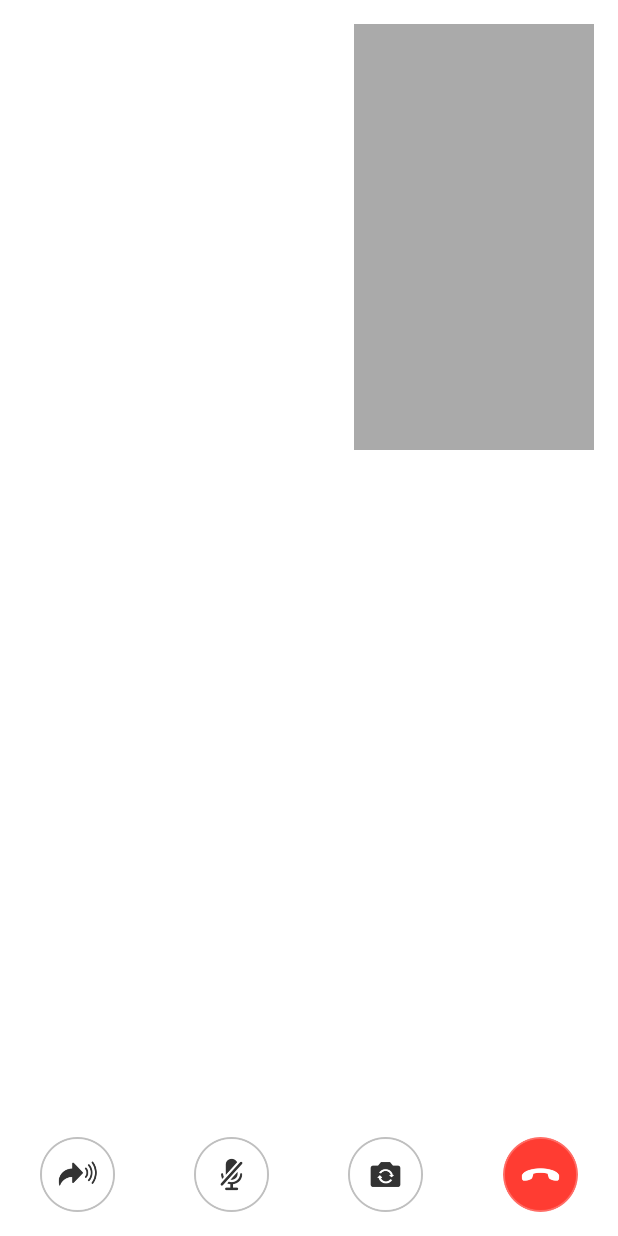
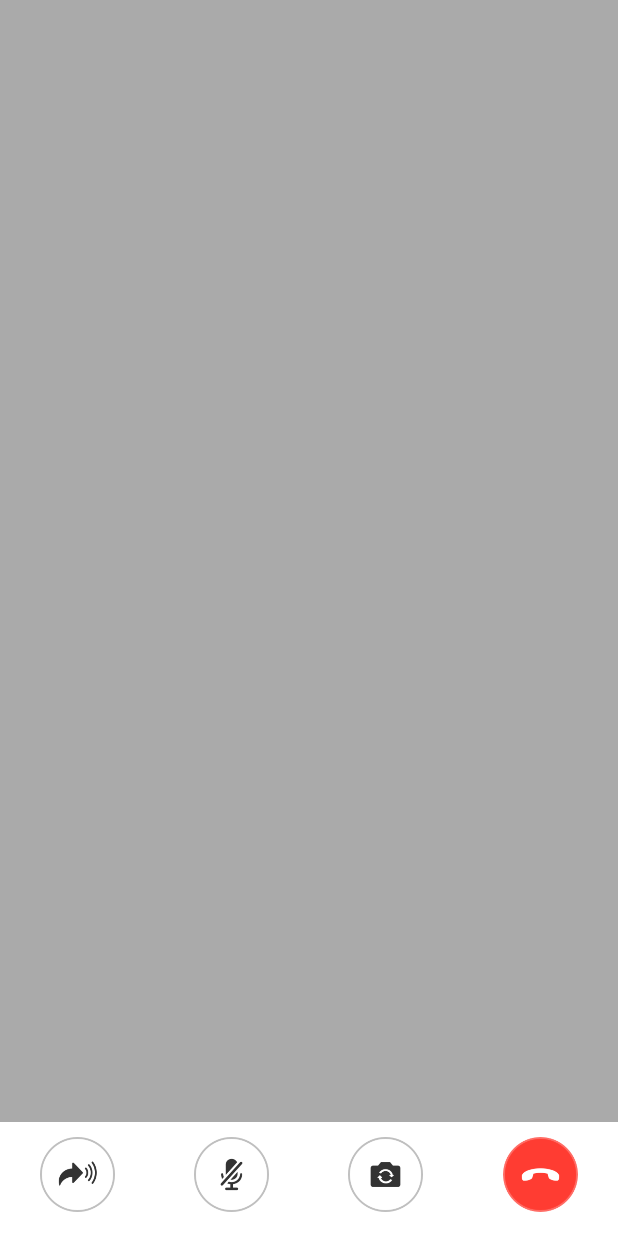
Before and after one commit to Nagari-Telcovas/LiveStreaming_Android, an Android app: the AgoraVideoActivity screen opened directly, with no data from a screen before it, on a phone screen of 412 x 824 dp. Run offline under Robolectric (Android 15) with nearby library versions, the phone set to English and light mode, and no system bars; libraries missing offline, so code that uses them is left out: io.agora.rtc2; 10 statements that could not run were skipped.

Commit message:
Bugs Fixing

```diff
--- a/app/src/main/res/layout/activity_agora_video.xml
+++ b/app/src/main/res/layout/activity_agora_video.xml
@@ -19,17 +19,17 @@
 
     <FrameLayout
         android:id="@+id/local_video_view_container"
-        android:layout_width="160dp"
-        android:layout_height="284dp"
+        android:layout_width="match_parent"
+        android:layout_height="match_parent"
         android:layout_alignParentEnd="true"
         android:layout_alignParentRight="true"
         android:layout_alignParentTop="true"
-        android:layout_marginEnd="@dimen/activity_horizontal_margin"
-        android:layout_marginRight="@dimen/activity_horizontal_margin"
-        android:layout_marginTop="@dimen/activity_vertical_margin"
-        android:background="@android:color/darker_gray" />
+        android:background="@android:color/darker_gray"
+        android:layout_above="@+id/bottomTags"
+        android:layout_marginBottom="@dimen/dimen10"/>
 
     <LinearLayout
+        android:id="@+id/bottomTags"
         android:layout_width="match_parent"
         android:layout_height="wrap_content"
         android:layout_alignParentBottom="true"
```
Also changed, not shown: app/src/main/java/com/example/livestreaming/fragments/livetv/LiveTvFragment.kt (+13 -6 lines).
